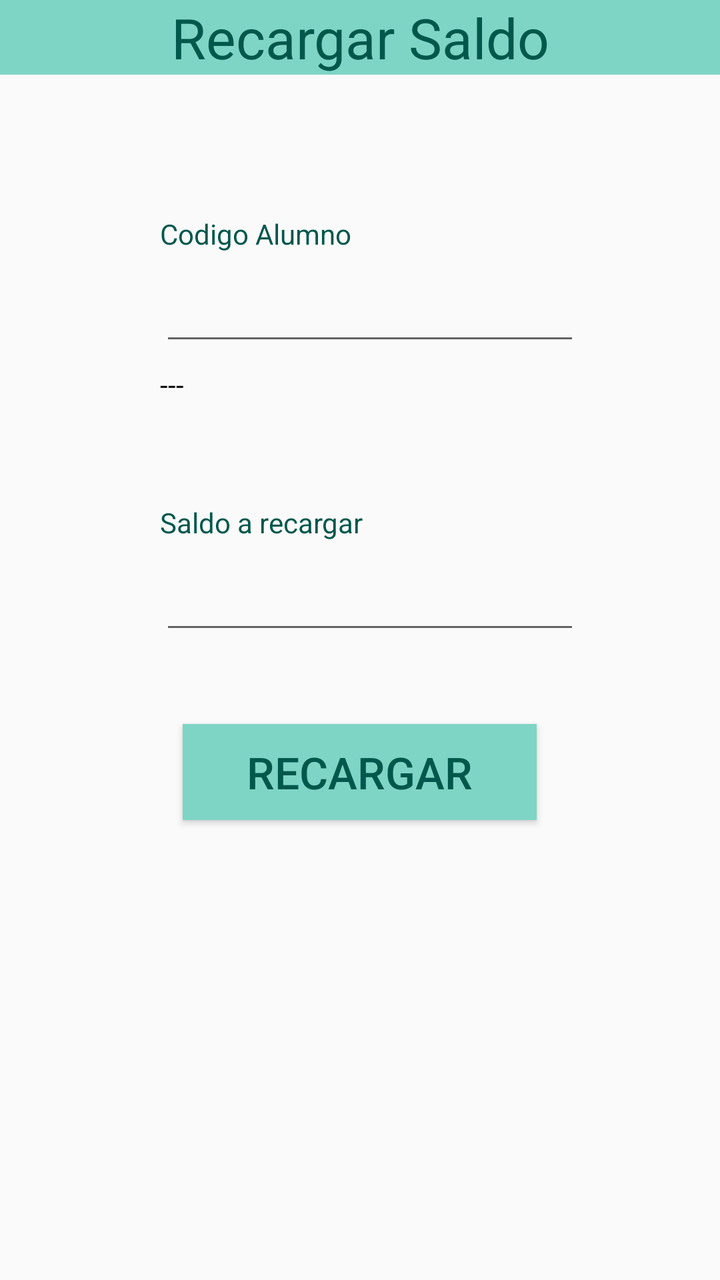
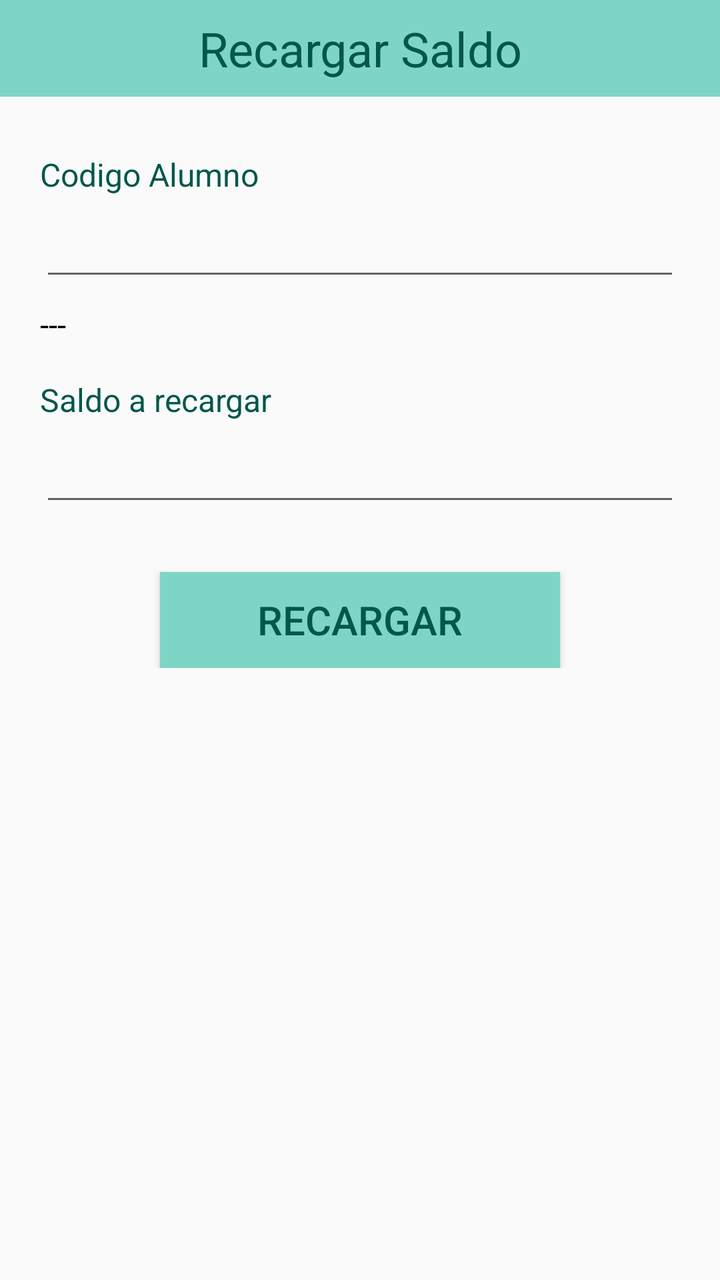

Screens rendered from an Android XML layout before and after an edit, with the pre-edit source and the edit as a unified diff.
<!-- AndroidManifest.xml: application theme AppTheme -->
<!-- res/layout/fragment_fragmento_secretaria_saldo.xml -->
<?xml version="1.0" encoding="utf-8"?>
<FrameLayout xmlns:android="http://schemas.android.com/apk/res/android"
    xmlns:tools="http://schemas.android.com/tools"
    android:layout_width="match_parent"
    android:layout_height="match_parent"
    tools:context=".fragmento_secretaria.fragmento_secretaria_saldo">


    <LinearLayout
        android:layout_width="match_parent"
        android:orientation="vertical"
        android:layout_height="match_parent">

        <TextView
            android:id="@+id/textView17"
            android:layout_width="414dp"
            android:layout_height="wrap_content"
            android:layout_gravity="center_horizontal"
            android:layout_marginTop="0dp"
            android:background="#7FD5C5"
            android:gravity="center_horizontal"
            android:text="Recargar Saldo"
            android:textColor="@color/colorPrimaryDark"
            android:textSize="28sp" />

        <TextView
            android:id="@+id/textView12"
            android:layout_width="wrap_content"
            android:layout_height="wrap_content"
            android:layout_marginLeft="80dp"
            android:layout_marginTop="70dp"
            android:text="Codigo Alumno"
            android:textColor="@color/colorPrimaryDark" />
        <EditText
            android:id="@+id/alum_codigo"
            android:layout_width="wrap_content"
            android:layout_height="wrap_content"
            android:layout_marginLeft="80dp"
            android:maxLength="10"
            android:layout_marginTop="10dp"
            android:ems="10"
            android:inputType="number" />

        <TextView
            android:id="@+id/nombre_alumno"
            android:layout_width="wrap_content"
            android:layout_height="wrap_content"
            android:layout_marginLeft="80dp"
            android:layout_marginTop="5dp"
            android:text="---"
            android:textColor="@android:color/background_dark" />

        <TextView
            android:id="@+id/textView13"
            android:layout_width="wrap_content"
            android:layout_height="wrap_content"
            android:layout_marginLeft="80dp"
            android:layout_marginTop="50dp"
            android:textColor="@color/colorPrimaryDark"
            android:text="Saldo a recargar" />

        <EditText
            android:id="@+id/alum_saldo"
            android:layout_width="wrap_content"
            android:layout_height="wrap_content"
            android:layout_marginLeft="80dp"
            android:maxLength="3"
            android:layout_marginTop="10dp"
            android:ems="10"
            android:inputType="number" />


        <Button
            android:id="@+id/btn_recargar"
            android:layout_width="177dp"
            android:layout_height="wrap_content"
            android:layout_gravity="center_horizontal"
            android:layout_marginTop="40dp"
            android:background="#7FD5C5"
            android:text="Recargar"
            android:textColor="@color/colorPrimaryDark"
            android:textSize="22sp" />

    </LinearLayout>



</FrameLayout>
<!-- resources referenced by this layout -->
<resources>
  <color name="colorPrimaryDark">#00574B</color>
  <style name="AppTheme" parent="Theme.AppCompat.Light.DarkActionBar">
          
          <item name="colorPrimary">@color/colorPrimary</item>
          <item name="colorPrimaryDark">@color/colorPrimaryDark</item>
          <item name="colorAccent">@color/colorAccent</item>
      </style>
  <color name="colorPrimary">#8BD8D0</color>
  <color name="colorAccent">#D81B60</color>
</resources>

<!-- the commit's change to res/layout/fragment_fragmento_secretaria_saldo.xml (unified diff, before → after) -->
@@ -1,88 +1,106 @@
 <?xml version="1.0" encoding="utf-8"?>
-<FrameLayout xmlns:android="http://schemas.android.com/apk/res/android"
+<LinearLayout xmlns:android="http://schemas.android.com/apk/res/android"
+    xmlns:app="http://schemas.android.com/apk/res-auto"
     xmlns:tools="http://schemas.android.com/tools"
     android:layout_width="match_parent"
     android:layout_height="match_parent"
+    android:orientation="vertical"
     tools:context=".fragmento_secretaria.fragmento_secretaria_saldo">
 
+    <TextView
+        android:id="@+id/textView17"
+        android:layout_width="match_parent"
+        android:layout_height="wrap_content"
+        android:background="#7FD5C5"
+        android:gravity="center_horizontal"
+        android:paddingVertical="8dp"
+        android:text="Recargar Saldo"
+        android:textColor="@color/colorPrimaryDark"
+        android:textSize="@dimen/header_text_size" />
 
-    <LinearLayout
+    <ScrollView
         android:layout_width="match_parent"
-        android:orientation="vertical"
-        android:layout_height="match_parent">
+        android:layout_height="0dp"
+        android:layout_weight="1"
+        android:fillViewport="true">
 
-        <TextView
-            android:id="@+id/textView17"
-            android:layout_width="414dp"
+        <androidx.constraintlayout.widget.ConstraintLayout
+            android:layout_width="match_parent"
             android:layout_height="wrap_content"
-            android:layout_gravity="center_horizontal"
-            android:layout_marginTop="0dp"
-            android:background="#7FD5C5"
-            android:gravity="center_horizontal"
-            android:text="Recargar Saldo"
-            android:textColor="@color/colorPrimaryDark"
-            android:textSize="28sp" />
+            android:paddingStart="@dimen/screen_padding_horizontal"
+            android:paddingTop="@dimen/screen_padding_vertical"
+            android:paddingEnd="@dimen/screen_padding_horizontal"
+            android:paddingBottom="@dimen/screen_padding_vertical">
 
-        <TextView
-            android:id="@+id/textView12"
-            android:layout_width="wrap_content"
-            android:layout_height="wrap_content"
-            android:layout_marginLeft="80dp"
-            android:layout_marginTop="70dp"
-            android:text="Codigo Alumno"
-            android:textColor="@color/colorPrimaryDark" />
-        <EditText
-            android:id="@+id/alum_codigo"
-            android:layout_width="wrap_content"
-            android:layout_height="wrap_content"
-            android:layout_marginLeft="80dp"
-            android:maxLength="10"
-            android:layout_marginTop="10dp"
-            android:ems="10"
-            android:inputType="number" />
+            <LinearLayout
+                android:layout_width="0dp"
+                android:layout_height="wrap_content"
+                android:orientation="vertical"
+                app:layout_constraintEnd_toEndOf="parent"
+                app:layout_constraintStart_toStartOf="parent"
+                app:layout_constraintTop_toTopOf="parent"
+                app:layout_constraintWidth_max="@dimen/content_max_width">
 
-        <TextView
-            android:id="@+id/nombre_alumno"
-            android:layout_width="wrap_content"
-            android:layout_height="wrap_content"
-            android:layout_marginLeft="80dp"
-            android:layout_marginTop="5dp"
-            android:text="---"
-            android:textColor="@android:color/background_dark" />
+                <TextView
+                    android:id="@+id/textView12"
+                    android:layout_width="match_parent"
+                    android:layout_height="wrap_content"
+                    android:layout_marginTop="12dp"
+                    android:text="Codigo Alumno"
+                    android:textColor="@color/colorPrimaryDark"
+                    android:textSize="@dimen/label_text_size" />
 
-        <TextView
-            android:id="@+id/textView13"
-            android:layout_width="wrap_content"
-            android:layout_height="wrap_content"
-            android:layout_marginLeft="80dp"
-            android:layout_marginTop="50dp"
-            android:textColor="@color/colorPrimaryDark"
-            android:text="Saldo a recargar" />
+                <EditText
+                    android:id="@+id/alum_codigo"
+                    android:layout_width="match_parent"
+                    android:layout_height="wrap_content"
+                    android:layout_marginTop="6dp"
+                    android:ems="10"
+                    android:inputType="number"
+                    android:maxLength="10" />
 
-        <EditText
-            android:id="@+id/alum_saldo"
-            android:layout_width="wrap_content"
-            android:layout_height="wrap_content"
-            android:layout_marginLeft="80dp"
-            android:maxLength="3"
-            android:layout_marginTop="10dp"
-            android:ems="10"
-            android:inputType="number" />
+                <TextView
+                    android:id="@+id/nombre_alumno"
+                    android:layout_width="match_parent"
+                    android:layout_height="wrap_content"
+                    android:layout_marginTop="6dp"
+                    android:text="---"
+                    android:textColor="@android:color/background_dark"
+                    android:textSize="@dimen/body_text_size" />
 
+                <TextView
+                    android:id="@+id/textView13"
+                    android:layout_width="match_parent"
+                    android:layout_height="wrap_content"
+                    android:layout_marginTop="@dimen/form_section_spacing"
+                    android:text="Saldo a recargar"
+                    android:textColor="@color/colorPrimaryDark"
+                    android:textSize="@dimen/label_text_size" />
 
-        <Button
-            android:id="@+id/btn_recargar"
-            android:layout_width="177dp"
-            android:layout_height="wrap_content"
-            android:layout_gravity="center_horizontal"
-            android:layout_marginTop="40dp"
-            android:background="#7FD5C5"
-            android:text="Recargar"
-            android:textColor="@color/colorPrimaryDark"
-            android:textSize="22sp" />
+                <EditText
+                    android:id="@+id/alum_saldo"
+                    android:layout_width="match_parent"
+                    android:layout_height="wrap_content"
+                    android:layout_marginTop="6dp"
+                    android:ems="10"
+                    android:inputType="number"
+                    android:maxLength="3" />
 
-    </LinearLayout>
+                <Button
+                    android:id="@+id/btn_recargar"
+                    android:layout_width="@dimen/button_width"
+                    android:layout_height="wrap_content"
+                    android:layout_gravity="center_horizontal"
+                    android:layout_marginTop="28dp"
+                    android:background="#7FD5C5"
+                    android:text="Recargar"
+                    android:textColor="@color/colorPrimaryDark"
+                    android:textSize="20sp" />
 
+            </LinearLayout>
 
+        </androidx.constraintlayout.widget.ConstraintLayout>
 
-</FrameLayout>
+    </ScrollView>
+
+</LinearLayout>
<!-- resource entries referenced after the edit -->
@@ -1,6 +1,14 @@
 <!-- resources referenced by this layout -->
 <resources>
   <color name="colorPrimaryDark">#00574B</color>
+  <dimen name="body_text_size">16sp</dimen>
+  <dimen name="button_width">200dp</dimen>
+  <dimen name="content_max_width">480dp</dimen>
+  <dimen name="form_section_spacing">16dp</dimen>
+  <dimen name="header_text_size">24sp</dimen>
+  <dimen name="label_text_size">16sp</dimen>
+  <dimen name="screen_padding_horizontal">20dp</dimen>
+  <dimen name="screen_padding_vertical">16dp</dimen>
   <style name="AppTheme" parent="Theme.AppCompat.Light.DarkActionBar">
           
           <item name="colorPrimary">@color/colorPrimary</item>
